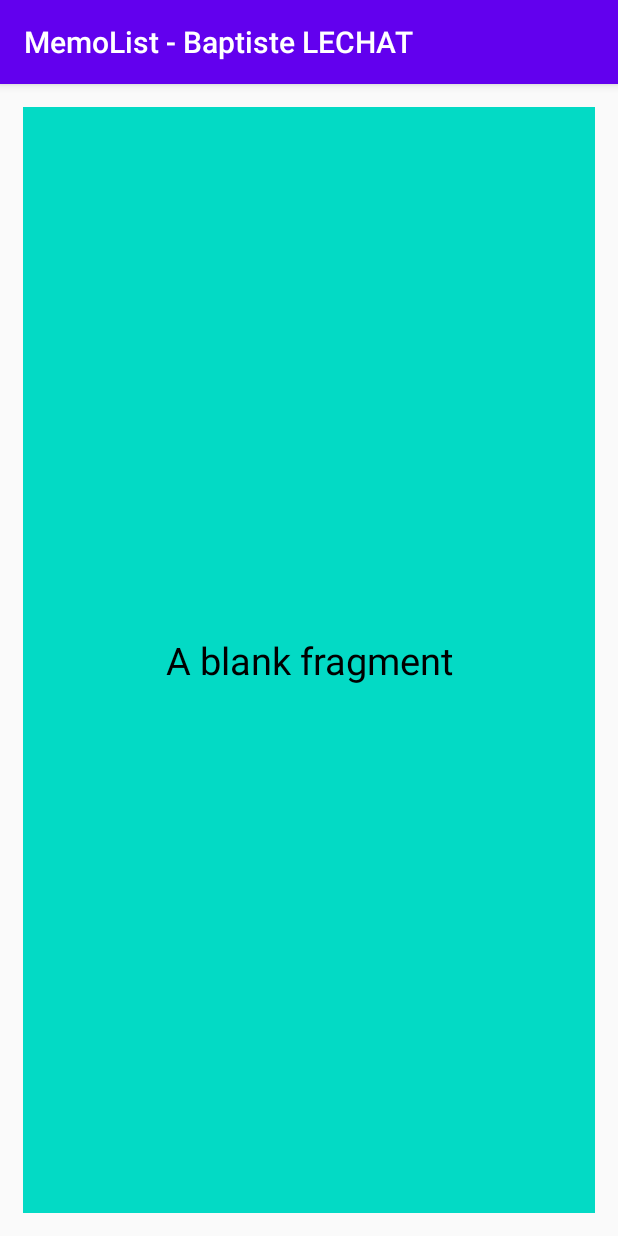
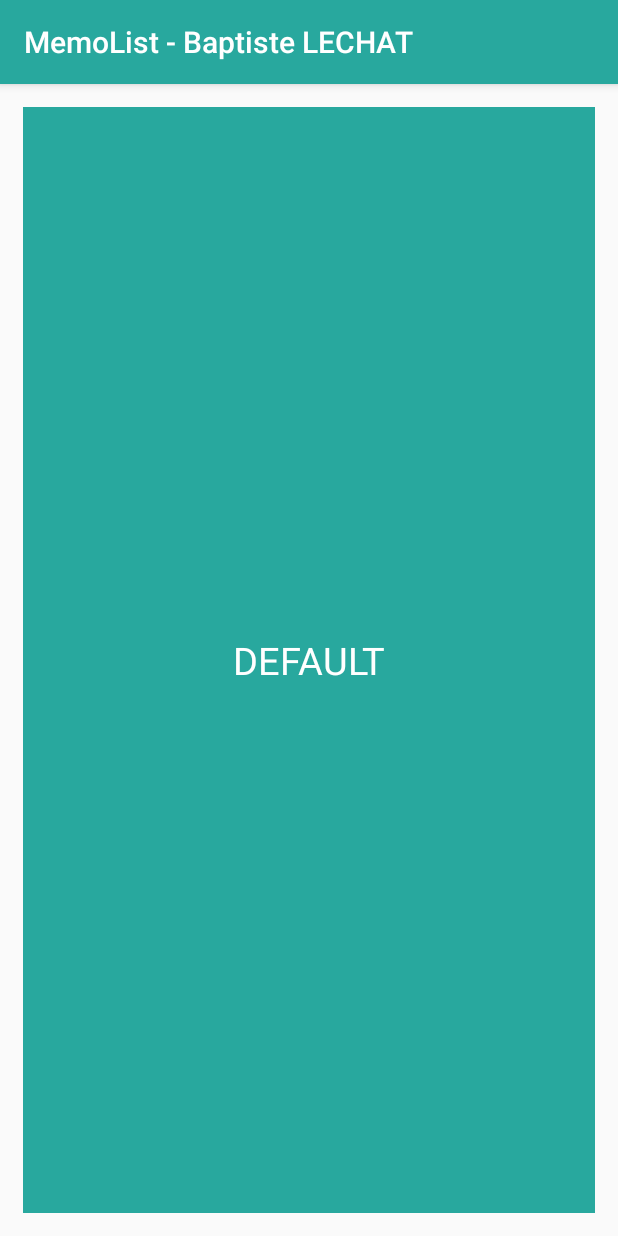
Before and after one commit to baptistelechat/MemoList, an Android app: the DetailActivity screen opened directly, with no data from a screen before it, on a phone screen of 412 x 824 dp. Run offline under Robolectric (Android 15) with nearby library versions, the light colour scheme and no system bars.

Commit message:
🚧 💄 Add memo.name to Detailfragment / Updating UI

```diff
--- a/app/src/main/java/com/monprojet/memolist/controller/DetailActivity.java
+++ b/app/src/main/java/com/monprojet/memolist/controller/DetailActivity.java
@@ -6,6 +6,8 @@ import androidx.fragment.app.FragmentTransaction;
 
 import android.os.Bundle;
 import android.util.Log;
+import android.view.View;
+import android.widget.TextView;
 
 import com.monprojet.memolist.R;
 import com.monprojet.memolist.controller.DetailFragment;
@@ -25,8 +27,8 @@ public class DetailActivity extends AppCompatActivity {
 
         DetailFragment fragment = new DetailFragment();
         Bundle bundle = new Bundle();
+        fragment.setArguments(bundle);
         bundle.putString("memo", MemoName);
-        fragment.setArguments(bundle);
 
         // fragment manager :
         FragmentManager fragmentManager = getSupportFragmentManager();
--- a/app/src/main/java/com/monprojet/memolist/controller/DetailFragment.java
+++ b/app/src/main/java/com/monprojet/memolist/controller/DetailFragment.java
@@ -9,11 +9,14 @@ import android.util.Log;
 import android.view.LayoutInflater;
 import android.view.View;
 import android.view.ViewGroup;
+import android.widget.TextView;
 
 import com.monprojet.memolist.R;
 
 public class DetailFragment extends Fragment {
+
     private static final String TAG = "DetailFragment";
+    TextView txtFragment;
 
     public DetailFragment() {
         // Required empty public constructor
@@ -21,14 +24,15 @@ public class DetailFragment extends Fragment {
 
     @Override
     public View onCreateView(LayoutInflater inflater, ViewGroup container, Bundle savedInstanceState) {
-        // Inflate the layout for this fragment
-        return inflater.inflate(R.layout.fragment_detail, container, false);
-    }
 
-    @Override
-    public void onActivityCreated(@Nullable Bundle savedInstanceState) {
-        super.onActivityCreated(savedInstanceState);
         String argument = getArguments().getString("memo", "DEFAULT");
         Log.i(TAG, "onActivityCreated: ARGUMENT :"+argument);
+
+        ViewGroup root = (ViewGroup) inflater.inflate(R.layout.fragment_detail, container, false);
+        txtFragment = root.findViewById(R.id.txtFragment);
+        txtFragment.setText(argument);
+
+        // Inflate the layout for this fragment
+        return root;
     }
 }
--- /dev/null
+++ b/app/src/main/java/com/monprojet/memolist/model/json/Form.java
@@ -0,0 +1,5 @@
+package com.monprojet.memolist.model.json;
+
+public class Form {
+    public Memo form;
+}
--- a/app/src/main/java/com/monprojet/memolist/model/json/RetourWsMemo.java
+++ b/app/src/main/java/com/monprojet/memolist/model/json/Memo.java
@@ -1,5 +1,5 @@
 package com.monprojet.memolist.model.json;
 
-public class RetourWsMemo {
+public class Memo {
     public String memo;
 }
--- a/app/src/main/java/com/monprojet/memolist/model/json/RetourWsForm.java
+++ /dev/null
@@ -1,5 +0,0 @@
-package com.monprojet.memolist.model.json;
-
-public class RetourWsForm {
-    public RetourWsMemo form;
-}
--- a/app/src/main/java/com/monprojet/memolist/view/MemoAdapter.java
+++ b/app/src/main/java/com/monprojet/memolist/view/MemoAdapter.java
@@ -19,7 +19,7 @@ import com.loopj.android.http.RequestParams;
 import com.monprojet.memolist.R;
 import com.monprojet.memolist.controller.DetailActivity;
 import com.monprojet.memolist.model.MemoDTO;
-import com.monprojet.memolist.model.json.RetourWsForm;
+import com.monprojet.memolist.model.json.Form;
 
 import java.util.Collections;
 import java.util.List;
@@ -29,6 +29,7 @@ import cz.msebera.android.httpclient.Header;
 public class MemoAdapter extends RecyclerView.Adapter<MemoAdapter.MemoViewHolder> {
 
     private static final String TAG = "MemoAdapter";
+
     private List<MemoDTO> MemoList;
     public String result;
 
@@ -97,7 +98,7 @@ public class MemoAdapter extends RecyclerView.Adapter<MemoAdapter.MemoViewHolder
 
                             // conversion en un objet Java (à faire!) ayant le même format que le JSON :
                             Gson gson = new Gson();
-                            RetourWsForm frm = gson.fromJson(retour, RetourWsForm.class);
+                            Form frm = gson.fromJson(retour, Form.class);
 
                             result = frm.form.memo;
                             Log.i(TAG, result);
--- a/app/src/main/res/layout/fragment_detail.xml
+++ b/app/src/main/res/layout/fragment_detail.xml
@@ -7,12 +7,13 @@
     android:id="@+id/fragment">
 
     <TextView
+        android:id="@+id/txtFragment"
         android:layout_width="match_parent"
         android:layout_height="match_parent"
         android:text="@string/blank_fragment"
         android:textSize="25sp"
-        android:background="@color/colorAccent"
-        android:textColor="@color/black"
+        android:background="@color/colorPrimary"
+        android:textColor="@color/white"
         android:gravity="center"/>
 
 </FrameLayout>
--- a/app/src/main/res/values/colors.xml
+++ b/app/src/main/res/values/colors.xml
@@ -1,8 +1,12 @@
 <?xml version="1.0" encoding="utf-8"?>
 <resources>
-    <color name="colorPrimary">#6200EE</color>
-    <color name="colorPrimaryDark">#3700B3</color>
-    <color name="colorAccent">#03DAC5</color>
+    <color name="colorPrimary">#28A89E</color>
+    <color name="colorPrimaryDark">#2D817B</color>
+    <color name="colorAccent">#36789C</color>
     <color name="white">#FFFFFF</color>
     <color name="black">#000000</color>
+
+    <color name="colorPrimaryRoot">#6200EE</color>
+    <color name="colorPrimaryDarkRoot">#3700B3</color>
+    <color name="colorAccentRoot">#03DAC5</color>
 </resources>
```
